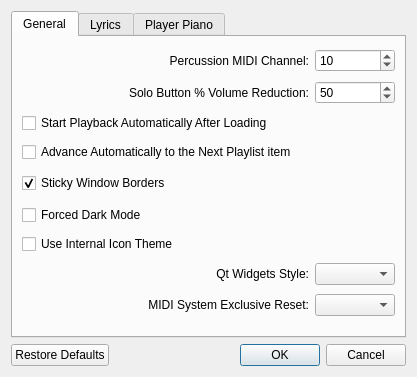
pedrolcl/dmidiplayer, file prefsdialog.ui: the form before one commit.
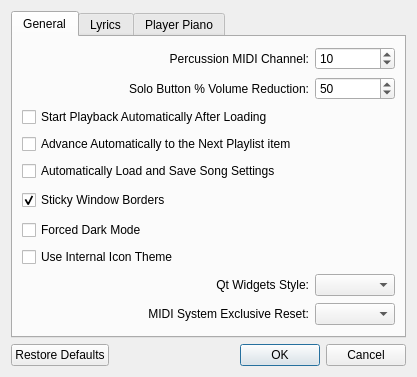
The form after the commit. Icons and pictures are not drawn.

Commit message: implementation of ticket #12: Persistent song configuration

```diff
--- a/prefsdialog.ui
+++ b/prefsdialog.ui
@@ -28,56 +28,23 @@
        <string>General</string>
       </attribute>
       <layout class="QGridLayout" name="gridLayout_3" columnstretch="1,0">
-       <item row="7" column="0">
-        <widget class="QLabel" name="lblQtStyle">
-         <property name="text">
-          <string>Qt Widgets Style:</string>
+       <item row="1" column="1">
+        <widget class="QSpinBox" name="spinSoloVol">
+         <property name="value">
+          <number>50</number>
          </property>
-         <property name="alignment">
-          <set>Qt::AlignRight|Qt::AlignTrailing|Qt::AlignVCenter</set>
-         </property>
-         <property name="buddy">
-          <cstring>cboStyle</cstring>
-         </property>
         </widget>
        </item>
-       <item row="8" column="0">
-        <widget class="QLabel" name="lblReset">
+       <item row="1" column="0">
+        <widget class="QLabel" name="label">
          <property name="text">
-          <string>MIDI System Exclusive Reset:</string>
+          <string>Solo Button % Volume Reduction:</string>
          </property>
          <property name="alignment">
           <set>Qt::AlignRight|Qt::AlignTrailing|Qt::AlignVCenter</set>
          </property>
         </widget>
        </item>
-       <item row="2" column="0" colspan="2">
-        <widget class="QCheckBox" name="chkAutoPlay">
-         <property name="text">
-          <string>Start Playback Automatically After Loading</string>
-         </property>
-        </widget>
-       </item>
-       <item row="8" column="1">
-        <widget class="QComboBox" name="cboReset"/>
-       </item>
-       <item row="7" column="1">
-        <widget class="QComboBox" name="cboStyle">
-         <property name="sizePolicy">
-          <sizepolicy hsizetype="Minimum" vsizetype="Fixed">
-           <horstretch>0</horstretch>
-           <verstretch>0</verstretch>
-          </sizepolicy>
-         </property>
-        </widget>
-       </item>
-       <item row="3" column="0" colspan="2">
-        <widget class="QCheckBox" name="chkAutoAdvance">
-         <property name="text">
-          <string>Advance Automatically to the Next Playlist item</string>
-         </property>
-        </widget>
-       </item>
        <item row="0" column="1">
         <widget class="QSpinBox" name="spinPercChannel">
          <property name="minimum">
@@ -91,34 +58,24 @@
          </property>
         </widget>
        </item>
-       <item row="0" column="0">
-        <widget class="QLabel" name="lblPercChannel">
-         <property name="text">
-          <string>Percussion MIDI Channel:</string>
-         </property>
-         <property name="alignment">
-          <set>Qt::AlignRight|Qt::AlignTrailing|Qt::AlignVCenter</set>
-         </property>
-         <property name="buddy">
-          <cstring>spinPercChannel</cstring>
-         </property>
-        </widget>
-       </item>
-       <item row="6" column="0" colspan="2">
+       <item row="7" column="0" colspan="2">
         <widget class="QCheckBox" name="chkInternalIcons">
          <property name="text">
           <string>Use Internal Icon Theme</string>
          </property>
         </widget>
        </item>
-       <item row="5" column="0" colspan="2">
-        <widget class="QCheckBox" name="chkDarkMode">
+       <item row="9" column="0">
+        <widget class="QLabel" name="lblReset">
          <property name="text">
-          <string>Forced Dark Mode</string>
+          <string>MIDI System Exclusive Reset:</string>
+         </property>
+         <property name="alignment">
+          <set>Qt::AlignRight|Qt::AlignTrailing|Qt::AlignVCenter</set>
          </property>
         </widget>
        </item>
-       <item row="4" column="0">
+       <item row="5" column="0">
         <widget class="QCheckBox" name="chkSnapping">
          <property name="text">
           <string>Sticky Window Borders</string>
@@ -128,7 +85,10 @@
          </property>
         </widget>
        </item>
-       <item row="4" column="1">
+       <item row="9" column="1">
+        <widget class="QComboBox" name="cboReset"/>
+       </item>
+       <item row="5" column="1">
         <widget class="QLabel" name="lblHidden">
          <property name="minimumSize">
           <size>
@@ -147,20 +107,67 @@
          </property>
         </widget>
        </item>
-       <item row="1" column="0">
-        <widget class="QLabel" name="label">
+       <item row="8" column="1">
+        <widget class="QComboBox" name="cboStyle">
+         <property name="sizePolicy">
+          <sizepolicy hsizetype="Minimum" vsizetype="Fixed">
+           <horstretch>0</horstretch>
+           <verstretch>0</verstretch>
+          </sizepolicy>
+         </property>
+        </widget>
+       </item>
+       <item row="0" column="0">
+        <widget class="QLabel" name="lblPercChannel">
          <property name="text">
-          <string>Solo Button % Volume Reduction:</string>
+          <string>Percussion MIDI Channel:</string>
          </property>
          <property name="alignment">
           <set>Qt::AlignRight|Qt::AlignTrailing|Qt::AlignVCenter</set>
          </property>
+         <property name="buddy">
+          <cstring>spinPercChannel</cstring>
+         </property>
         </widget>
        </item>
-       <item row="1" column="1">
-        <widget class="QSpinBox" name="spinSoloVol">
-         <property name="value">
-          <number>50</number>
+       <item row="3" column="0" colspan="2">
+        <widget class="QCheckBox" name="chkAutoAdvance">
+         <property name="text">
+          <string>Advance Automatically to the Next Playlist item</string>
+         </property>
+        </widget>
+       </item>
+       <item row="6" column="0" colspan="2">
+        <widget class="QCheckBox" name="chkDarkMode">
+         <property name="text">
+          <string>Forced Dark Mode</string>
+         </property>
+        </widget>
+       </item>
+       <item row="2" column="0" colspan="2">
+        <widget class="QCheckBox" name="chkAutoPlay">
+         <property name="text">
+          <string>Start Playback Automatically After Loading</string>
+         </property>
+        </widget>
+       </item>
+       <item row="8" column="0">
+        <widget class="QLabel" name="lblQtStyle">
+         <property name="text">
+          <string>Qt Widgets Style:</string>
+         </property>
+         <property name="alignment">
+          <set>Qt::AlignRight|Qt::AlignTrailing|Qt::AlignVCenter</set>
+         </property>
+         <property name="buddy">
+          <cstring>cboStyle</cstring>
+         </property>
+        </widget>
+       </item>
+       <item row="4" column="0" colspan="2">
+        <widget class="QCheckBox" name="chkAutoSongSettings">
+         <property name="text">
+          <string>Automatically Load and Save Song Settings</string>
          </property>
         </widget>
        </item>
```
Left out of the diff: 6 changed lines with no effect on the pictures. The commit also changes 12 other files.
